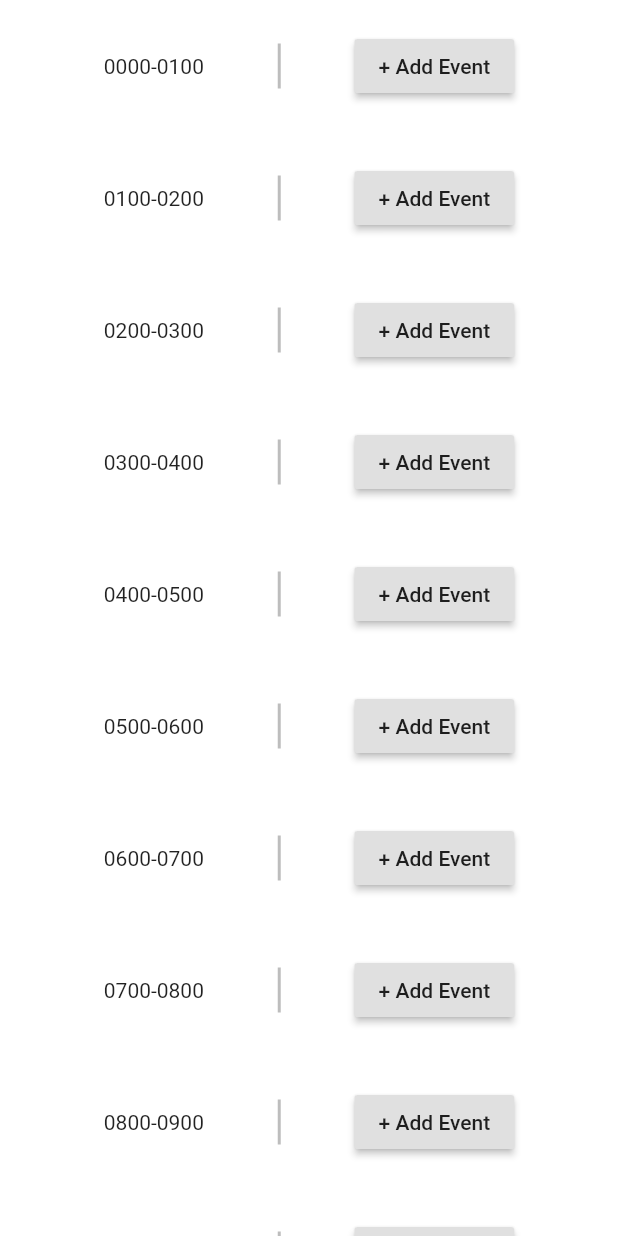
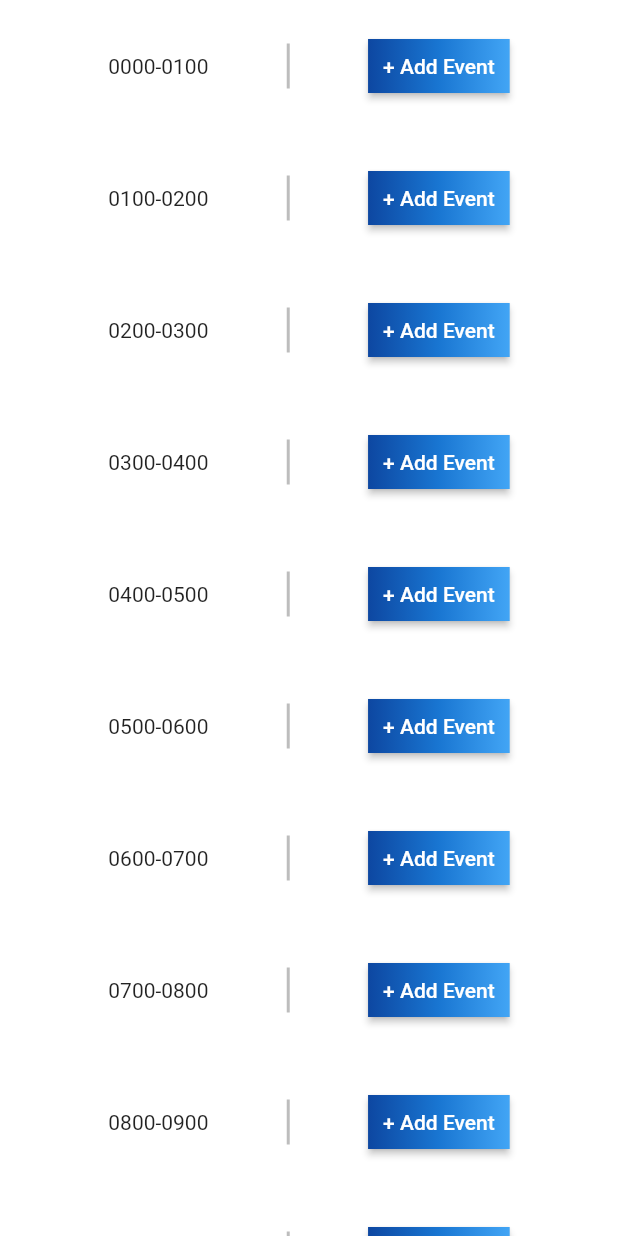
Before and after one commit to Dioclei/pudding_flutter, a Flutter app: the Timetable widget shown alone on an empty page, opened directly, on a phone screen of 412 x 824 dp. Run offline on Flutter 3.47's test engine with Material 2 defaults, Android fonts, the phone set to English and light mode, and no system bars; our stand-ins replace charts_flutter, cloud_firestore, firebase_auth, flushbar, flutter_calendar_carousel, google_sign_in and 2 more; missing offline and left inert: flutter_auth_buttons; accounts and stored records are empty.

Commit message:
Styling Add Event Button in timetable.dart
Aesthetics

```diff
--- a/lib/timetable.dart
+++ b/lib/timetable.dart
@@ -24,7 +24,21 @@ class Timetable extends StatelessWidget {
           ),
           RaisedButton(
             onPressed: (){},
-            child: const Text('+ Add Event'),
+            textColor: Colors.white,
+            padding: const EdgeInsets.all(0.0),
+            child: Container(
+                decoration: const BoxDecoration(
+                  gradient: LinearGradient(
+                    colors: <Color>[
+                      Color(0xFF0D47A1),
+                      Color(0xFF1976D2),
+                      Color(0xFF42A5F5),
+                    ],
+                  ),
+                ),
+                padding: const EdgeInsets.all(10.0),
+                child: const Text('+ Add Event')
+            ),
           )
         ],
       ),
```
